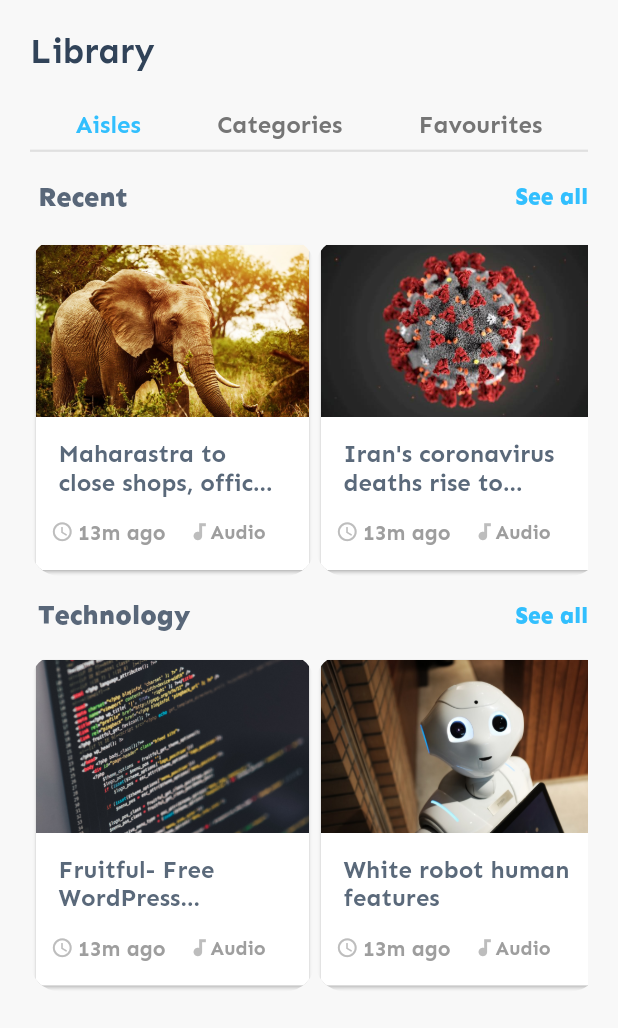
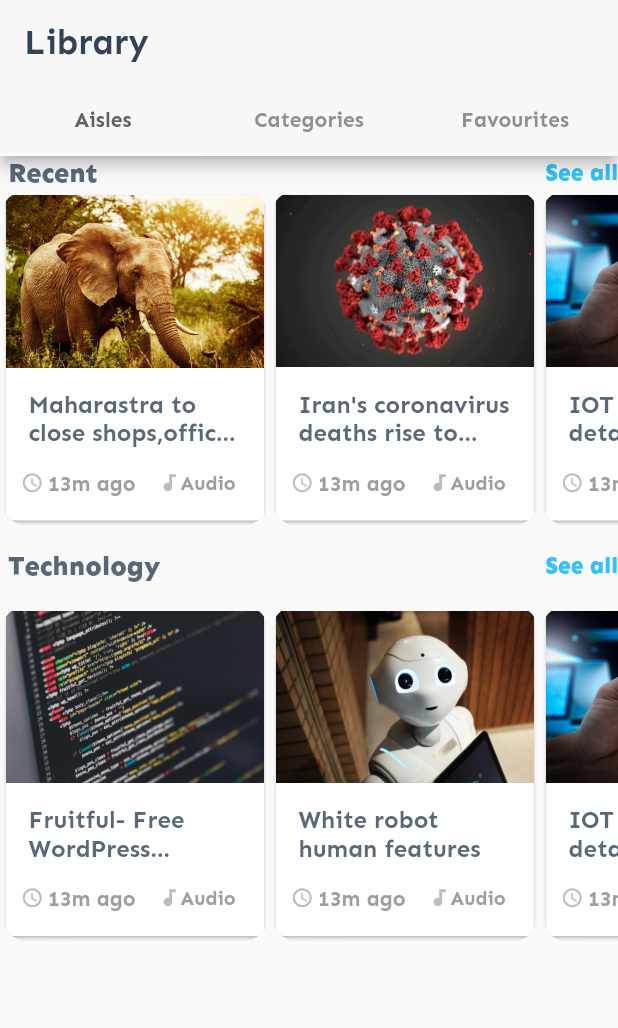
Before and after one commit to ashishdas1997/savay_demo, a Flutter app: the screen it shows after launch, on a phone screen of 412 x 824 dp. Shown: the top 1028 px of the screen. Run offline on Flutter 3.47's test engine with Material 2 defaults, Android fonts, the phone set to English and light mode, and no system bars.

Commit message:
Adding the Tabbar

```diff
--- a/lib/detail.dart
+++ b/lib/detail.dart
@@ -5,58 +5,38 @@ class Details extends StatelessWidget {
 
   @override
   Widget build(BuildContext context) {
-    return Scaffold(
-      backgroundColor: Color.fromRGBO(248, 248, 248, 1),
-      body: SafeArea(
-        right: true,
-        child: Container(
-          padding: EdgeInsets.all(20),
-          child: Column(
-            mainAxisSize: MainAxisSize.min,
-            children: <Widget>[
-              Container(
-                alignment: Alignment.topLeft,
-                child: Text(
-                  'Library',
+    return DefaultTabController(
+      length: 3,
+      child: Scaffold(
+        appBar: AppBar(
+          backgroundColor: Theme.of(context).accentColor,
+          title: Text('Library',
           style: TextStyle(
               fontSize: 23,
-                      color: Color.fromRGBO(49, 67, 89, 1),
-                      fontWeight: FontWeight.bold),
+            color: Theme.of(context).primaryColor,
+            fontWeight: FontWeight.bold
           ),
           ),
-              SizedBox(height: 20),
-              Container(
-                padding: EdgeInsets.all(5),
-                child: SizedBox(
-                  height: 20,
-                  child: Row(
-                    mainAxisAlignment: MainAxisAlignment.spaceAround,
-                    children: <Widget>[
-                      Text(
-                        'Aisles',
-                        style: TextStyle(
-                            color: Color.fromRGBO(0, 177, 255, 0.8),
-                            fontSize: 16),
+          bottom: TabBar(
+           labelColor: Theme.of(context).primaryColorLight,
+            tabs: <Widget>[
+              Tab(
+                text: 'Aisles',
               ),
-                      Text(
-                        'Categories',
-                        style: TextStyle(
-                            fontSize: 16, color: Colors.grey.shade600),
+              Tab(
+                text: 'Categories',
               ),
-                      Text(
-                        'Favourites',
-                        style: TextStyle(
-                            fontSize: 16, color: Colors.grey.shade600),
+              Tab(
+                text: 'Favourites',
               ),
             ],
           ),
         ),
-              ),
-              Divider(color: Colors.grey.shade300, height: 5, thickness: 1.5),
-              Container(
-                padding: EdgeInsets.symmetric(vertical: 17),
-                alignment: Alignment.topLeft,
-                child: Row(
+
+            body : Column(
+              mainAxisSize: MainAxisSize.min,
+              children: <Widget>[
+                Row(
                     mainAxisAlignment: MainAxisAlignment.spaceBetween,
                     children: <Widget>[
                       Text(
@@ -75,16 +55,18 @@ class Details extends StatelessWidget {
                       ),
                     ],
                   ),
-              ),
                 SingleChildScrollView(
                   scrollDirection: Axis.horizontal,
                   child: Row(
                     children: <Widget>[
                       RecentScreen(
-                        "Maharastra to close shops, offic...",
+                          "Maharastra to close shops,offic...",
                           'images/elephant.jpg'),
                       RecentScreen( "Iran's coronavirus deaths rise to...",
                           'images/covid.jpg'),
+                      RecentScreen(
+                          "IOT myth part 4 detailed...",
+                          'images/iot.jpg'),
                     ],
                   ),
                 ),
@@ -119,13 +101,15 @@ class Details extends StatelessWidget {
                           'images/wordpress.jpg'),
                       RecentScreen( "White robot human features",
                           'images/robo.jpg'),
+                      RecentScreen( "IOT myth part 4 detailed...",
+                      'images/iot.jpg')
                     ],
                   ),
                 ),
               ],
             ),
           ),
-      ),
         );
+
   }
 }
--- a/lib/main.dart
+++ b/lib/main.dart
@@ -6,8 +6,6 @@ import 'recent_screen.dart';
 void main() => runApp(MyApp());
 
 class MyApp extends StatelessWidget {
-
-
   @override
   Widget build(BuildContext context) {
     return MaterialApp(
@@ -15,7 +13,10 @@ class MyApp extends StatelessWidget {
       title: 'Savay',
       theme: ThemeData(
           fontFamily: 'sen',
-          primaryColor: Color.fromRGBO(49, 67, 89, 1),),
+          primaryColor: Color.fromRGBO(49, 67, 89, 1),
+          primaryColorDark: Colors.grey.shade900,
+          primaryColorLight: Colors.grey.shade700,
+          accentColor: Color.fromRGBO(248, 248, 248, 1)),
       home: Filters(),
     );
   }
--- a/lib/recent_screen.dart
+++ b/lib/recent_screen.dart
@@ -12,7 +12,7 @@ class RecentScreen extends StatelessWidget {
       borderRadius: BorderRadius.circular(20),
       child: Container(
         height: 225,
-        width: 190,
+        width: 180,
         child: Card(
           child: Wrap(
             children: [
@@ -20,7 +20,7 @@ class RecentScreen extends StatelessWidget {
                 children: <Widget>[
                   Image.asset(
                     imageLink,
-                    width: 190,
+                    width: 180,
                     height: 115,
                     fit: BoxFit.fitWidth,
                   ),
```
Lines whose indentation alone changed are shown as unchanged.
